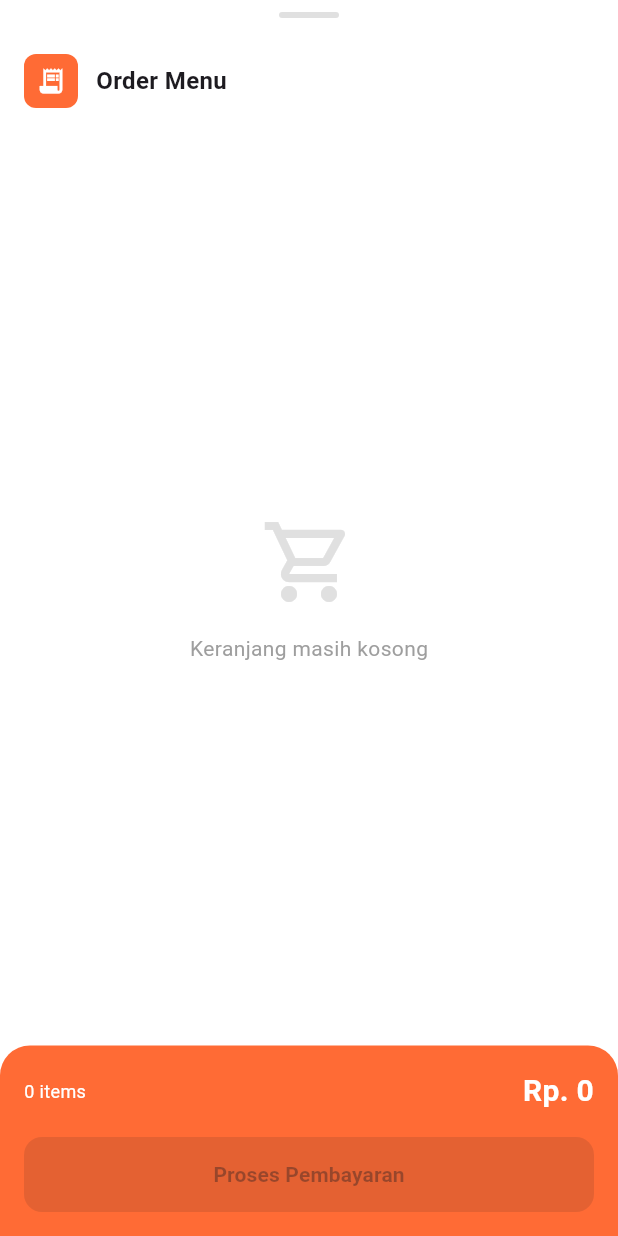
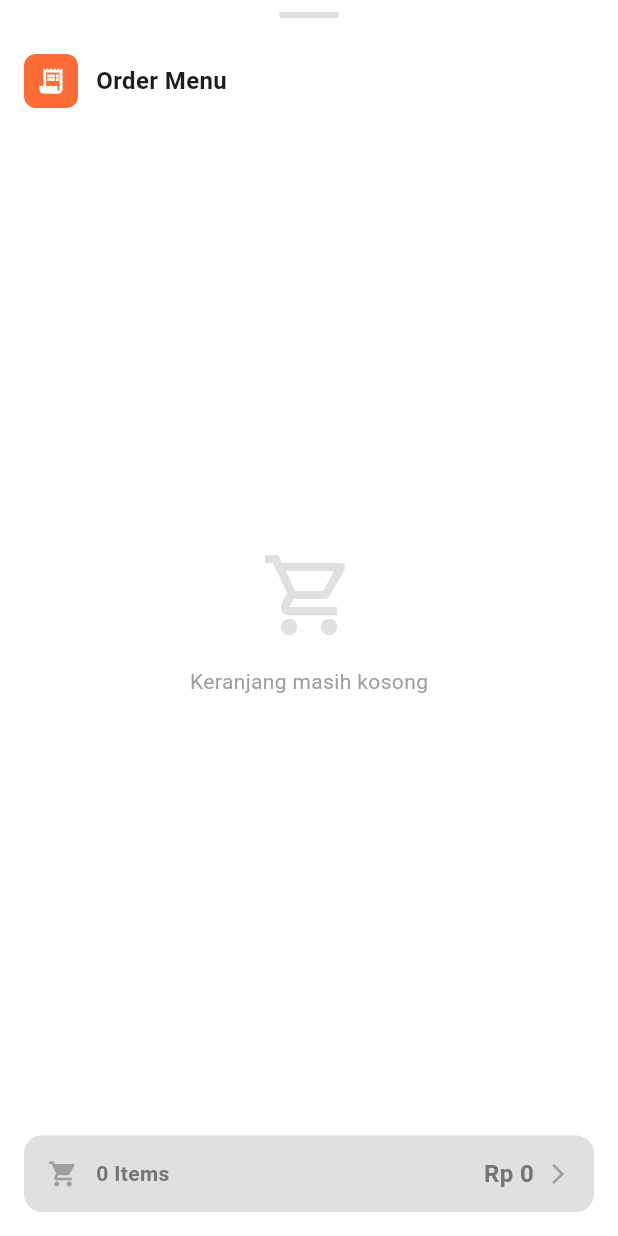
Before and after one commit to faizlzm/cashier, a Flutter app: the CartSidebar widget shown alone on an empty page, opened directly, on a phone screen of 412 x 824 dp. Run offline on Flutter 3.47's test engine with Material 3 defaults, Android fonts, the phone set to English and light mode, and no system bars.

Commit message:
feat: implement currency formatting and enhance product display in cart and product grid

```diff
--- a/lib/feature/home/cashier_screen.dart
+++ b/lib/feature/home/cashier_screen.dart
@@ -1,3 +1,4 @@
+import 'package:cashier/feature/home/utils/currency_formatter.dart';
 import 'package:cashier/feature/home/utils/responsive_util.dart';
 import 'package:cashier/feature/home/widgets/app_header.dart';
 import 'package:cashier/feature/home/widgets/cart_sidebar.dart';
@@ -117,7 +118,7 @@ class _MobileLayout extends StatelessWidget {
                         Row(
                           children: [
                             Text(
-                              'Rp. ${viewModel.totalPrice.toStringAsFixed(0)}',
+                              CurrencyFormatter.format(viewModel.totalPrice),
                               style: const TextStyle(
                                 color: Colors.white,
                                 fontWeight: FontWeight.bold,
--- /dev/null
+++ b/lib/feature/home/utils/currency_formatter.dart
@@ -0,0 +1,21 @@
+class CurrencyFormatter {
+  static String format(double amount) {
+    // Konversi ke string tanpa desimal
+    String amountStr = amount.toStringAsFixed(0);
+
+    // Tambahkan pemisah ribuan (titik)
+    String result = '';
+    int count = 0;
+
+    for (int i = amountStr.length - 1; i >= 0; i--) {
+      if (count == 3) {
+        result = '.$result';
+        count = 0;
+      }
+      result = amountStr[i] + result;
+      count++;
+    }
+
+    return 'Rp $result';
+  }
+}
--- a/lib/feature/home/widgets/cart_sidebar.dart
+++ b/lib/feature/home/widgets/cart_sidebar.dart
@@ -1,8 +1,8 @@
 import 'package:flutter/material.dart';
 import 'package:provider/provider.dart';
-
 import '../cashier_viewmodel.dart';
 import '../models/cart_item_model.dart';
+import '../utils/currency_formatter.dart';
 import '../utils/responsive_util.dart';
 
 class CartSidebar extends StatelessWidget {
@@ -32,7 +32,6 @@ class CartSidebar extends StatelessWidget {
                     borderRadius: BorderRadius.circular(2),
                   ),
                 ),
-
               Container(
                 padding: EdgeInsets.all(isMobile ? 16 : 20),
                 child: Row(
@@ -67,7 +66,6 @@ class CartSidebar extends StatelessWidget {
                   ],
                 ),
               ),
-
               Expanded(
                 child: viewModel.cartItems.isEmpty
                     ? Center(
@@ -95,46 +93,14 @@ class CartSidebar extends StatelessWidget {
                         },
                       ),
               ),
-
               Container(
                 padding: EdgeInsets.all(isMobile ? 16 : 20),
-                decoration: const BoxDecoration(
-                  color: Color(0xFFFF6B35),
-                  borderRadius: BorderRadius.only(
-                    topLeft: Radius.circular(20),
-                    topRight: Radius.circular(20),
-                  ),
-                ),
                 child: SafeArea(
                   top: false,
-                  child: Column(
-                    children: [
-                      Row(
-                        mainAxisAlignment: MainAxisAlignment.spaceBetween,
-                        children: [
-                          Text(
-                            '${viewModel.cartItemCount} items',
-                            style: TextStyle(
-                              color: Colors.white,
-                              fontSize: isMobile ? 12 : 14,
-                            ),
-                          ),
-                          Text(
-                            'Rp. ${viewModel.totalPrice.toStringAsFixed(0)}',
-                            style: TextStyle(
-                              color: Colors.white,
-                              fontSize: isMobile ? 20 : 24,
-                              fontWeight: FontWeight.bold,
-                            ),
-                          ),
-                        ],
-                      ),
-                      const SizedBox(height: 16),
-                      SizedBox(
-                        width: double.infinity,
-                        height: 50,
-                        child: ElevatedButton(
-                          onPressed: viewModel.cartItems.isEmpty
+                  child: Material(
+                    color: Colors.transparent,
+                    child: InkWell(
+                      onTap: viewModel.cartItems.isEmpty
                           ? null
                           : () {
                               viewModel.processPayment();
@@ -148,23 +114,61 @@ class CartSidebar extends StatelessWidget {
                                 ),
                               );
                             },
-                          style: ElevatedButton.styleFrom(
-                            backgroundColor: Colors.white,
-                            foregroundColor: const Color(0xFFFF6B35),
-                            shape: RoundedRectangleBorder(
+                      borderRadius: BorderRadius.circular(12),
+                      child: Container(
+                        padding: EdgeInsets.symmetric(
+                          horizontal: isMobile ? 16 : 20,
+                          vertical: isMobile ? 14 : 16,
+                        ),
+                        decoration: BoxDecoration(
+                          color: viewModel.cartItems.isEmpty
+                              ? Colors.grey[300]
+                              : const Color(0xFFFF6B35),
                           borderRadius: BorderRadius.circular(12),
                         ),
+                        child: Row(
+                          children: [
+                            Icon(
+                              Icons.shopping_cart,
+                              color: viewModel.cartItems.isEmpty
+                                  ? Colors.grey[500]
+                                  : Colors.white,
+                              size: isMobile ? 20 : 24,
                             ),
-                          child: Text(
-                            'Proses Pembayaran',
+                            const SizedBox(width: 12),
+                            Text(
+                              '${viewModel.cartItemCount} Items',
                               style: TextStyle(
+                                color: viewModel.cartItems.isEmpty
+                                    ? Colors.grey[600]
+                                    : Colors.white,
                                 fontSize: isMobile ? 14 : 16,
+                                fontWeight: FontWeight.w600,
+                              ),
+                            ),
+                            const Spacer(),
+                            Text(
+                              CurrencyFormatter.format(viewModel.totalPrice),
+                              style: TextStyle(
+                                color: viewModel.cartItems.isEmpty
+                                    ? Colors.grey[600]
+                                    : Colors.white,
+                                fontSize: isMobile ? 16 : 18,
                                 fontWeight: FontWeight.bold,
                               ),
                             ),
+                            const SizedBox(width: 8),
+                            Icon(
+                              Icons.arrow_forward_ios,
+                              color: viewModel.cartItems.isEmpty
+                                  ? Colors.grey[500]
+                                  : Colors.white,
+                              size: isMobile ? 16 : 18,
+                            ),
+                          ],
                         ),
                       ),
-                    ],
+                    ),
                   ),
                 ),
               ),
@@ -181,17 +185,18 @@ class CartItemWidget extends StatelessWidget {
 
   const CartItemWidget({Key? key, required this.cartItem}) : super(key: key);
 
+  String _getInitials(String name) {
+    final words = name.split(' ');
+    if (words.length >= 2) {
+      return '${words[0][0]}${words[1][0]}'.toUpperCase();
+    }
+    return name.substring(0, name.length >= 2 ? 2 : 1).toUpperCase();
+  }
+
   @override
   Widget build(BuildContext context) {
     final isMobile = ResponsiveUtils.isMobile(context);
-
-    IconData productIcon = cartItem.product.category == 'MAKANAN'
-        ? Icons.restaurant
-        : Icons.local_drink;
-
-    Color iconColor = cartItem.product.category == 'MAKANAN'
-        ? Colors.orange[300]!
-        : Colors.brown[300]!;
+    final initials = _getInitials(cartItem.product.name);
 
     return Container(
       margin: const EdgeInsets.only(bottom: 12),
@@ -205,17 +210,23 @@ class CartItemWidget extends StatelessWidget {
       ),
       child: Row(
         children: [
+          // Avatar with Initials
           Container(
             width: isMobile ? 40 : 50,
             height: isMobile ? 40 : 50,
             decoration: BoxDecoration(
               borderRadius: BorderRadius.circular(8),
-              color: Colors.grey[200],
+              color: Colors.grey[300],
             ),
-            child: Icon(
-              productIcon,
-              color: iconColor,
-              size: isMobile ? 20 : 24,
+            child: Center(
+              child: Text(
+                initials,
+                style: TextStyle(
+                  fontSize: isMobile ? 14 : 18,
+                  fontWeight: FontWeight.w600,
+                  color: Colors.grey[700],
+                ),
+              ),
             ),
           ),
           const SizedBox(width: 12),
@@ -232,7 +243,7 @@ class CartItemWidget extends StatelessWidget {
                 ),
                 const SizedBox(height: 4),
                 Text(
-                  '${cartItem.quantity} x Rp. ${cartItem.product.price.toStringAsFixed(0)} = Rp. ${(cartItem.quantity * cartItem.product.price).toStringAsFixed(0)}',
+                  '${cartItem.quantity} x ${CurrencyFormatter.format(cartItem.product.price)} = ${CurrencyFormatter.format(cartItem.quantity * cartItem.product.price)}',
                   style: TextStyle(
                     fontSize: isMobile ? 11 : 12,
                     color: Colors.grey[600],
```
Also changed, not shown: lib/feature/home/widgets/product_grid.dart (+50 -53 lines). Lines whose indentation alone changed are shown as unchanged.
